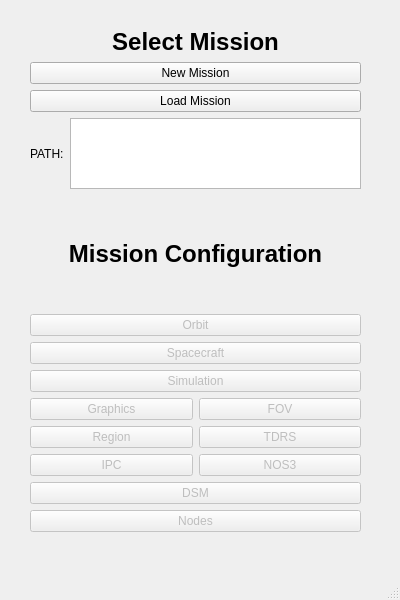
This is dsm_gui/mainwindow.ui in pavelgalchenko/dsm_gui as Qt 5 draws it before an edit. The edited form follows.
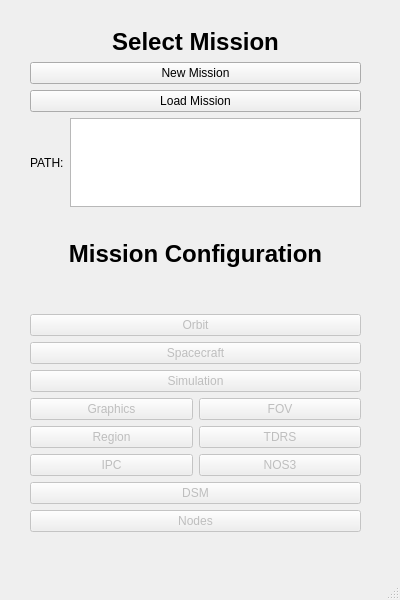
This is the edited form.

```diff
--- a/dsm_gui/mainwindow.ui
+++ b/dsm_gui/mainwindow.ui
@@ -38,7 +38,7 @@
       <x>30</x>
       <y>28</y>
       <width>331</width>
-      <height>161</height>
+      <height>179</height>
      </rect>
     </property>
     <layout class="QVBoxLayout" name="verticalLayout">
```
